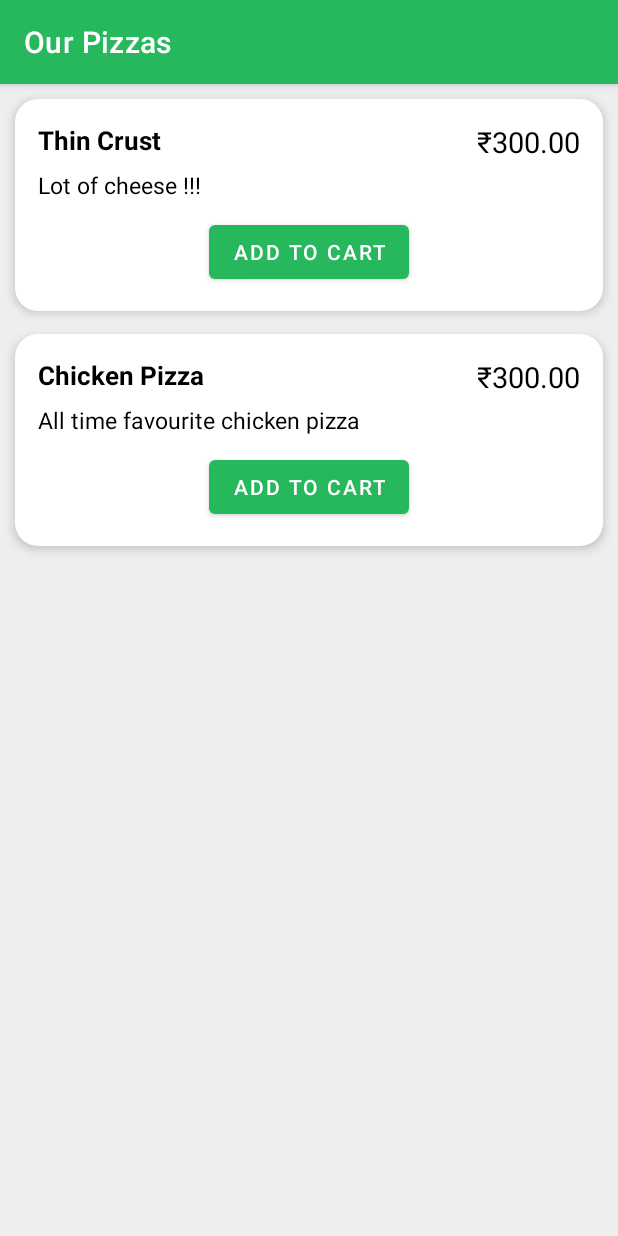
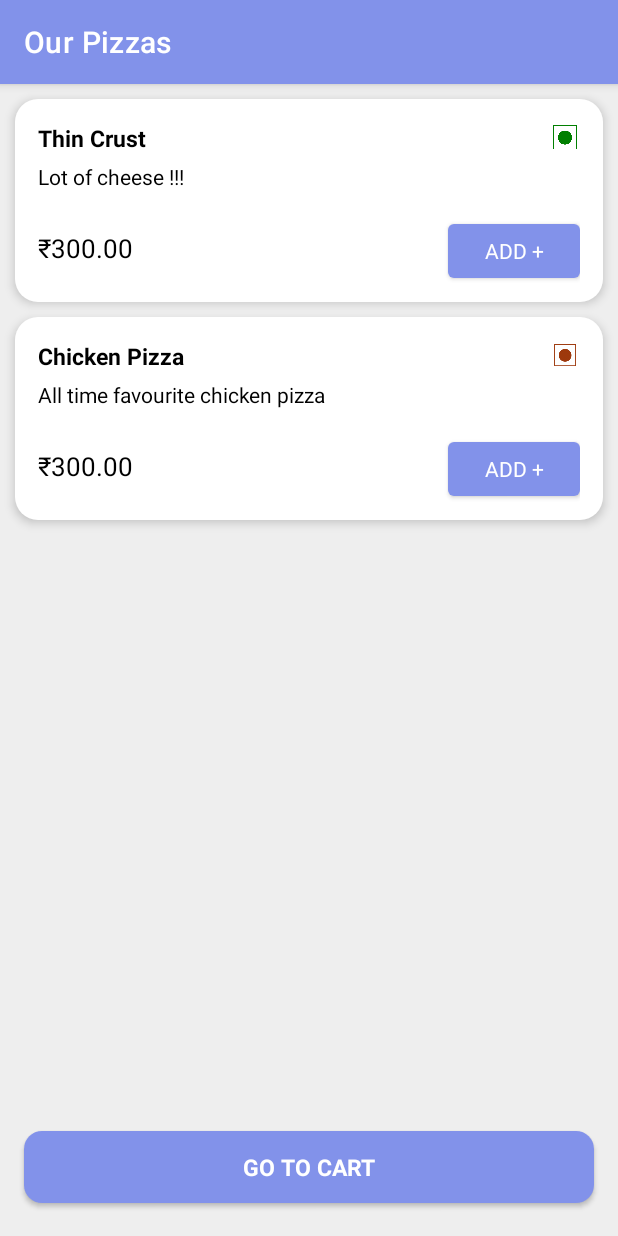
Before and after one commit to suyogsamudra/PizzaApp, an Android app: the screen it shows after launch (PizzaListActivity), on a phone screen of 412 x 824 dp. Run offline under Robolectric (Android 15) with nearby library versions, the phone set to English and light mode, and no system bars.

Commit message:
Pizza list UI completed

```diff
--- a/app/src/main/java/com/android/pizzaapp/ui/pizzaList/PizzaListUIInterface.kt
+++ b/app/src/main/java/com/android/pizzaapp/ui/pizzaList/PizzaListUIInterface.kt
@@ -3,6 +3,7 @@ package com.android.pizzaapp.ui.pizzaList
 import android.content.Context
 import android.view.LayoutInflater
 import android.view.ViewGroup
+import androidx.recyclerview.widget.GridLayoutManager
 import androidx.recyclerview.widget.LinearLayoutManager
 import androidx.recyclerview.widget.RecyclerView
 import com.android.pizzaapp.R
@@ -15,7 +16,7 @@ interface PizzaListUIInterface {
     fun setList(pizzasList: ArrayList<PizzaModel>)
 }
 
-internal class PizzaListUI(val context: Context, private val binding: ActivityPizzaListBinding) : PizzaListUIInterface {
+internal class PizzaListUI(context: Context, private val binding: ActivityPizzaListBinding) : PizzaListUIInterface {
 
     init {
         binding.recPizzaList.layoutManager = LinearLayoutManager(context)
@@ -40,6 +41,7 @@ class PizzaListRecAdapter(private val pizzasList: ArrayList<PizzaModel>) :
                 txtName.text = it.name
                 txtDescription.text = it.description
                 txtPrice.text = it.selectedCrust?.selectedSize?.price?.getChargesFormatted()
+                imgVeg.setImageResource(if(it.isVeg) R.drawable.ic_veg else R.drawable.non_veg )
             }
         }
     }
--- /dev/null
+++ b/app/src/main/res/drawable/rounded_frame.xml
@@ -0,0 +1,7 @@
+<?xml version="1.0" encoding="utf-8"?>
+<shape xmlns:android="http://schemas.android.com/apk/res/android">
+    <stroke
+        android:width="2dp"
+        android:color="@color/color_primary" />
+    <corners android:radius="12dp" />
+</shape>
--- a/app/src/main/res/layout/activity_pizza_list.xml
+++ b/app/src/main/res/layout/activity_pizza_list.xml
@@ -10,8 +10,15 @@
     <androidx.recyclerview.widget.RecyclerView
         android:id="@+id/recPizzaList"
         android:layout_width="match_parent"
-        android:layout_height="match_parent"
+        android:layout_height="0dp"
+        android:layout_weight="1"
         android:clipToPadding="false"
         android:padding="10dp" />
 
+    <com.google.android.material.button.MaterialButton
+        style="@style/SubmitButtonStyle"
+        android:layout_width="match_parent"
+        android:layout_height="wrap_content"
+        android:text="@string/go_to_cart"
+        android:layout_margin="16dp" />
 </LinearLayout>
--- a/app/src/main/res/layout/pizza_cell.xml
+++ b/app/src/main/res/layout/pizza_cell.xml
@@ -1,20 +1,35 @@
 <?xml version="1.0" encoding="utf-8"?>
 <RelativeLayout xmlns:android="http://schemas.android.com/apk/res/android"
+    xmlns:app="http://schemas.android.com/apk/res-auto"
     xmlns:tools="http://schemas.android.com/tools"
     android:layout_width="match_parent"
     android:layout_height="wrap_content"
+    android:layout_marginBottom="10dp"
+    android:background="@drawable/rounded_card"
+    android:elevation="4dp"
     android:orientation="vertical"
-    android:layout_marginBottom="15dp"
-    android:elevation="4dp"
-    android:background="@drawable/rounded_card"
-    android:padding="15dp">
+    android:paddingStart="15dp"
+    android:paddingTop="15dp"
+    android:paddingEnd="15dp"
+    android:paddingBottom="10dp">
+
+    <ImageView
+        android:id="@+id/imgVeg"
+        android:layout_width="20dp"
+        android:layout_height="20dp"
+        android:padding="1dp"
+        android:layout_alignParentEnd="true"
+        android:contentDescription="@null"
+        app:srcCompat="@drawable/ic_veg" />
 
     <TextView
         android:id="@+id/txtName"
         style="@style/AppTheme.TextLarge"
         android:layout_width="match_parent"
         android:layout_height="wrap_content"
-        android:layout_toStartOf="@id/txtPrice"
+        android:layout_alignBaseline="@id/imgVeg"
+        android:layout_marginEnd="10dp"
+        android:layout_toStartOf="@id/imgVeg"
         android:maxLines="2"
         tools:text="Farm Fresh Pizza" />
 
@@ -23,10 +38,10 @@
         style="@style/AppTheme.TextMedium"
         android:layout_width="match_parent"
         android:layout_height="wrap_content"
-        android:layout_below="@id/txtPrice"
+        android:layout_below="@id/txtName"
         android:layout_marginTop="5dp"
-        android:layout_toStartOf="@id/txtPrice"
         android:ellipsize="end"
+        android:lines="2"
         android:maxLines="3"
         tools:text="Loaded with Extra Cheese!!" />
 
@@ -35,16 +50,16 @@
         style="@style/AppTheme.TextExtraLarge"
         android:layout_width="wrap_content"
         android:layout_height="wrap_content"
-        android:layout_alignParentEnd="true"
-        android:layout_marginStart="10dp"
+        android:layout_below="@id/txtDescription"
+        android:layout_marginTop="@dimen/general_top_margin"
         tools:text="₹ 500.00 " />
 
     <com.google.android.material.button.MaterialButton
         android:id="@+id/btnAddToCart"
+        style="@style/SmallButtonStyle"
         android:layout_width="wrap_content"
         android:layout_height="wrap_content"
         android:layout_below="@id/txtDescription"
-        android:layout_centerHorizontal="true"
-        android:layout_marginTop="@dimen/general_top_margin"
+        android:layout_alignParentEnd="true"
         android:text="@string/add_to_cart" />
 </RelativeLayout>
--- a/app/src/main/res/values/colors.xml
+++ b/app/src/main/res/values/colors.xml
@@ -1,9 +1,11 @@
 <?xml version="1.0" encoding="utf-8"?>
 <resources>
-    <color name="color_primary">#27B85D</color>
-    <color name="color_primary_dark">#27B85D</color>
+    <color name="color_primary">#8292EA</color>
+    <color name="color_primary_dark">#525FAC</color>
     <color name="teal_200">#FF03DAC5</color>
     <color name="teal_700">#FF018786</color>
     <color name="black">#FF000000</color>
     <color name="white">#FFFFFFFF</color>
+
+    <color name="hint_text_color">#D8D8D8</color>
 </resources>
--- a/app/src/main/res/values/strings.xml
+++ b/app/src/main/res/values/strings.xml
@@ -1,5 +1,6 @@
 <resources>
     <string name="app_name">PizzaApp</string>
-    <string name="add_to_cart">Add To Cart</string>
+    <string name="add_to_cart">Add +</string>
     <string name="price">₹%1$f</string>
+    <string name="go_to_cart">Go to cart</string>
 </resources>
--- a/app/src/main/res/values/themes.xml
+++ b/app/src/main/res/values/themes.xml
@@ -16,15 +16,35 @@
     </style>
 
     <style name="AppTheme.TextExtraLarge">
-        <item name="android:textSize">19sp</item>
+        <item name="android:textSize">17sp</item>
     </style>
 
     <style name="AppTheme.TextLarge">
         <item name="android:textStyle">bold</item>
-        <item name="android:textSize">17sp</item>
+        <item name="android:textSize">15sp</item>
     </style>
 
     <style name="AppTheme.TextMedium">
-        <item name="android:textSize">15sp</item>
+        <item name="android:textSize">14sp</item>
+    </style>
+
+    <style name="AppTheme.TextSmall">
+        <item name="android:textSize">12sp</item>
+    </style>
+
+    <style name="AppTheme.HintText" parent="AppTheme.TextSmall">
+        <item name="android:textColor">@color/hint_text_color</item>
+    </style>
+
+    <style name="SmallButtonStyle" parent="AppTheme.TextMedium">
+        <item name="android:textColor">@color/white</item>
+        <item name="textAllCaps">true</item>
+    </style>
+
+    <style name="SubmitButtonStyle" parent="AppTheme.TextLarge">
+        <item name="android:textColor">@color/white</item>
+        <item name="textAllCaps">true</item>
+        <item name="cornerRadius">12dp</item>
+        <item name="android:minHeight">60dp</item>
     </style>
 </resources>
```
Also changed, not shown: app/src/main/res/drawable/ic_non_veg.png (added), app/src/main/res/drawable/ic_veg.png (added), app/src/main/res/drawable/non_veg.png (added).
